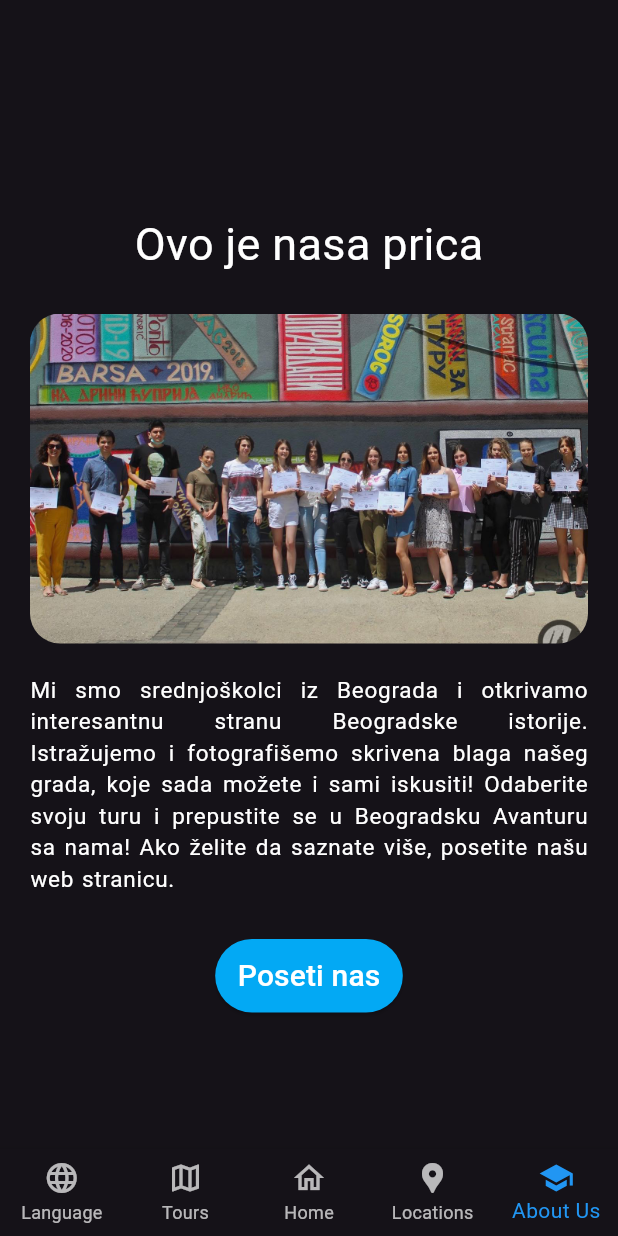
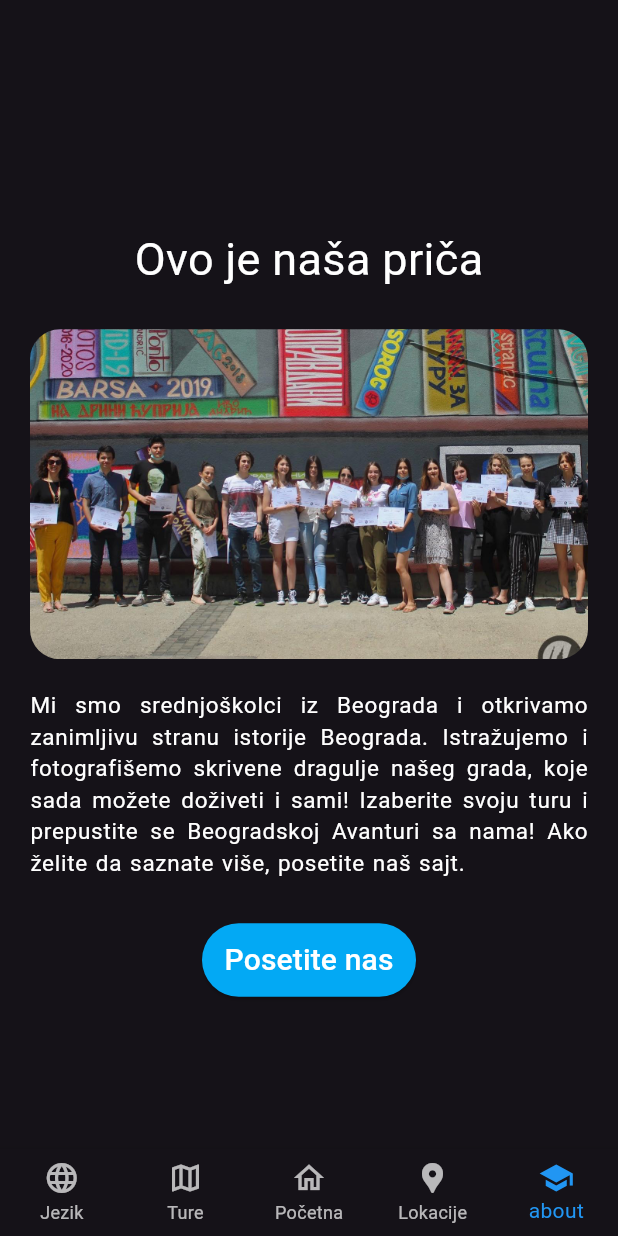
Before and after one commit to Eous638/beoturav2, a Flutter app: the screen it shows after launch, item 5 of the bottom bar chosen, on a phone screen of 412 x 824 dp. Run offline on Flutter 3.47's test engine with Material 3 defaults, Android fonts, the phone set to English and light mode, and no system bars; our stand-ins replace flutter_hooks, flutter_map, flutter_riverpod, geolocator, google_fonts, hooks_riverpod and 3 more; missing offline and left inert: flutter_map_location_marker, flutter_map_marker_cluster, flutter_mapbox_navigation; generated files the repository leaves out were written again; network calls fail.

Commit message:
Update app icons and dependencies

```diff
--- a/lib/classes/card_item.dart
+++ b/lib/classes/card_item.dart
@@ -1,11 +1,17 @@
+// ignore_for_file: non_constant_identifier_names
+
 abstract class CardItem {
   final String title;
+  final String title_en;
   final String imageUrl;
   final String description;
+  final String description_en;
 
   CardItem({
     required this.title,
+    required this.title_en,
     required this.imageUrl,
     required this.description,
+    required this.description_en,
   });
 }
--- a/lib/classes/loactions_class.dart
+++ b/lib/classes/loactions_class.dart
@@ -1,3 +1,5 @@
+// ignore_for_file: non_constant_identifier_names, duplicate_ignore
+
 import 'card_item.dart';
 
 class Location extends CardItem {
@@ -7,7 +9,10 @@ class Location extends CardItem {
   final int order;
   Location({
     required String title,
+    // ignore: non_constant_identifier_names
+    required String title_en,
     required String description,
+    required String description_en,
     required String imageUrl,
     required this.icon,
     required this.latitude,
@@ -15,14 +20,18 @@ class Location extends CardItem {
     required this.order,
   }) : super(
           title: title,
+          title_en: title_en,
           description: description,
+          description_en: description_en,
           imageUrl: imageUrl,
         );
 
   factory Location.fromJson(Map<String, dynamic> json) {
     return Location(
       title: json['title'],
+      title_en: json['title_en'],
       description: json['description'],
+      description_en: json['description_en'],
       imageUrl: json['image'],
       icon: json['icon'],
       latitude: double.parse(json['latitude']),
--- a/lib/classes/tours_class.dart
+++ b/lib/classes/tours_class.dart
@@ -1,3 +1,5 @@
+// ignore_for_file: non_constant_identifier_names
+
 import 'card_item.dart';
 import 'loactions_class.dart';
 
@@ -6,12 +8,16 @@ class Tour extends CardItem {
 
   Tour({
     required String title,
+    required String title_en,
     required String description,
+    required String description_en,
     required String imageUrl,
     required this.locations,
   }) : super(
           title: title,
+          title_en: title_en,
           description: description,
+          description_en: description_en,
           imageUrl: imageUrl,
         ) {
     locations.sort((a, b) => a.order.compareTo(b.order));
@@ -20,7 +26,9 @@ class Tour extends CardItem {
   factory Tour.fromJson(Map<String, dynamic> json) {
     return Tour(
       title: json['title'],
+      title_en: json['title_en'],
       description: json['description'],
+      description_en: json['description_en'],
       imageUrl: json['image'],
       locations: json['Place']
           .map<Location>((json) => Location.fromJson(json))
--- /dev/null
+++ b/lib/enums/language_enum.dart
@@ -0,0 +1,4 @@
+enum Language {
+  english,
+  serbian,
+}
--- /dev/null
+++ b/lib/l10n/localization_helper.dart
@@ -0,0 +1,62 @@
+import 'package:flutter_riverpod/flutter_riverpod.dart';
+import '../providers/language_provider.dart';
+
+// Assuming your Language enum is available globally
+import '../enums/language_enum.dart';
+
+class LocalizationHelper {
+  // Constructor to make this easy to use with WidgetRef
+  LocalizationHelper(this.ref);
+  final WidgetRef ref;
+
+  String translate(String key) {
+    final currentLanguage = ref.read(languageProvider);
+
+    switch (currentLanguage) {
+      case Language.english:
+        return _englishTranslations[key] ?? key; // Return English if available
+      case Language.serbian:
+        return _serbianTranslations[key] ?? key; // Return Serbian if available
+      default:
+        return key; // Fallback to the key itself
+    }
+  }
+
+  // Example translations (Replace with your actual data)
+  final _englishTranslations = {
+    'lang_screen': 'Language Screen',
+    'english': 'English',
+    'serbian': 'Serbian', // Add Serbian translation for 'Serbian
+    'language': 'Language',
+    'Tours': 'Tours',
+    'home': 'Home',
+    'locations': 'Locations',
+    'about us': 'About Us',
+    'begin tour': 'Begin Tour',
+    "our_story": "This is our story",
+    'about_text':
+        'We are high school students from Belgrade and we are discovering an interesting side of Belgrade history. We explore and photograph the hidden treasures of our city, which you can now experience for yourself! Choose your tour and indulge in the Belgrade Adventure with us! If you want to know more, visit our website.',
+    'visit us': 'Visit us',
+    'navigation': 'Navigation',
+    'begin journey': 'Begin Your Journey' // Add 'navigation' translation
+    // Add 'visit us' translation
+  };
+
+  final _serbianTranslations = {
+    'lang_screen': 'Jezici',
+    'english': 'Engleski',
+    'serbian': 'Srpski',
+    'language': 'Jezik',
+    'Tours': 'Ture',
+    'home': 'Početna',
+    'locations': 'Lokacije',
+    'about us': 'O nama',
+    'begin tour': 'Započni Turu',
+    "our_story": "Ovo je naša priča",
+    'about_text':
+        'Mi smo srednjoškolci iz Beograda i otkrivamo zanimljivu stranu istorije Beograda. Istražujemo i fotografišemo skrivene dragulje našeg grada, koje sada možete doživeti i sami! Izaberite svoju turu i prepustite se Beogradskoj Avanturi sa nama! Ako želite da saznate više, posetite naš sajt.', // Fix typo 'abut us' to 'O nama
+    'visit us': 'Posetite nas', // Add 'visit us' translation
+    'navigation': 'Navigacija',
+    'begin journey': 'Započnite Vaše Putovanje' // Add 'navigation' translation
+  };
+}
--- a/lib/main.dart
+++ b/lib/main.dart
@@ -1,13 +1,19 @@
+import 'package:beotura/enums/language_enum.dart';
 import 'package:beotura/providers/single_route_provider.dart';
 import 'package:flutter/material.dart';
 import 'screens/about_screen.dart';
 import 'screens/tours_screen.dart';
 import 'screens/locations_screen.dart';
+import 'screens/language_screen.dart';
 import 'package:geolocator/geolocator.dart';
 import 'screens/home_screen.dart';
 import 'package:flutter_hooks/flutter_hooks.dart';
 import 'package:google_fonts/google_fonts.dart';
 import 'package:hooks_riverpod/hooks_riverpod.dart';
+import '../l10n/localization_helper.dart';
+import './providers/language_provider.dart';
+
+import 'package:shared_preferences/shared_preferences.dart';
 
 void main() {
   runApp(const ProviderScope(child: MyApp()));
@@ -17,7 +23,7 @@ class MyApp extends StatefulHookConsumerWidget {
   const MyApp({super.key});
 
   static final List<Widget> _pages = <Widget>[
-    const Text('Language'),
+    const LanguageScreen(),
     const ToursScreen(),
     const HomeScreen(),
     const LocationScreen(),
@@ -45,12 +51,34 @@ class _MyAppState extends ConsumerState<MyApp> {
   @override
   void initState() {
     super.initState();
+    getLanguage();
   }
 
   @override
   void didChangeDependencies() async {
     super.didChangeDependencies();
     getCurrentPosition();
+  }
+
+  Future<void> getLanguage() async {
+    final SharedPreferences prefs = await SharedPreferences.getInstance();
+    final language = prefs.getString('language');
+    if (language != null) {
+      ref.read(languageProvider.notifier).update((state) {
+        if (language == Language.english.toString()) {
+          ref
+              .read(languageProvider.notifier)
+              .update((state) => Language.english);
+        } else {
+          ref
+              .read(languageProvider.notifier)
+              .update((state) => Language.serbian);
+        }
+        return state;
+      });
+    } else {
+      ref.read(languageProvider.notifier).update((state) => Language.serbian);
+    }
   }
 
   final scaffoldMessengerKey = GlobalKey<ScaffoldMessengerState>();
@@ -90,6 +118,10 @@ class _MyAppState extends ConsumerState<MyApp> {
   @override
   Widget build(BuildContext context) {
     final singleRoute = ref.watch(singleRouteProvider);
+    final l10n = LocalizationHelper(ref);
+    // ignore: unused_local_variable
+    final currentLanguage = ref.watch(languageProvider);
+
     if (_currentPosition != null) {
       singleRoute.originLatitude = _currentPosition!.latitude;
       singleRoute.originLongitude = _currentPosition!.longitude;
@@ -112,26 +144,26 @@ class _MyAppState extends ConsumerState<MyApp> {
       home: Scaffold(
         bottomNavigationBar: BottomNavigationBar(
           type: BottomNavigationBarType.fixed,
-          items: const <BottomNavigationBarItem>[
+          items: <BottomNavigationBarItem>[
             BottomNavigationBarItem(
-              icon: Icon(Icons.language_outlined),
-              label: 'Language',
+              icon: const Icon(Icons.language_outlined),
+              label: l10n.translate('language'),
             ),
             BottomNavigationBarItem(
-              icon: Icon(Icons.map_outlined),
-              label: 'Tours',
+              icon: const Icon(Icons.map_outlined),
+              label: l10n.translate('Tours'),
             ),
             BottomNavigationBarItem(
-              icon: Icon(Icons.home_outlined),
-              label: 'Home',
+              icon: const Icon(Icons.home_outlined),
+              label: l10n.translate('home'),
             ),
             BottomNavigationBarItem(
-              icon: Icon(Icons.location_pin),
-              label: 'Locations',
+              icon: const Icon(Icons.location_pin),
+              label: l10n.translate('locations'),
             ),
             BottomNavigationBarItem(
-              icon: Icon(Icons.school),
-              label: 'About Us',
+              icon: const Icon(Icons.school),
+              label: l10n.translate('about'),
             ),
           ],
           currentIndex: navigationState.value,
--- /dev/null
+++ b/lib/providers/language_provider.dart
@@ -0,0 +1,4 @@
+import 'package:flutter_riverpod/flutter_riverpod.dart';
+import '../enums/language_enum.dart';
+
+final languageProvider = StateProvider<Language>((ref) => Language.english);
--- a/lib/screens/about_screen.dart
+++ b/lib/screens/about_screen.dart
@@ -1,21 +1,24 @@
 import 'package:flutter/material.dart';
 import 'package:url_launcher/url_launcher.dart';
+import '../l10n/localization_helper.dart';
+import 'package:flutter_riverpod/flutter_riverpod.dart';
 
-class AboutScreen extends StatelessWidget {
+class AboutScreen extends ConsumerWidget {
   const AboutScreen({super.key});
 
   @override
-  Widget build(BuildContext context) {
+  Widget build(BuildContext context, WidgetRef ref) {
+    final l10n = LocalizationHelper(ref);
     return SingleChildScrollView(
       child: Column(
         mainAxisAlignment: MainAxisAlignment.start,
         crossAxisAlignment: CrossAxisAlignment.center,
         children: [
-          const Padding(
-            padding: EdgeInsets.only(bottom: 15, top: 50),
+          Padding(
+            padding: const EdgeInsets.only(bottom: 15, top: 50),
             child: Text(
-              'Ovo je nasa prica',
-              style: TextStyle(
+              l10n.translate('our_story'),
+              style: const TextStyle(
                 fontSize: 30,
                 fontWeight: FontWeight.normal,
               ),
@@ -33,13 +36,13 @@ class AboutScreen extends StatelessWidget {
               ),
             ),
           ),
-          const Padding(
-            padding: EdgeInsets.symmetric(vertical: 10, horizontal: 20),
+          Padding(
+            padding: const EdgeInsets.symmetric(vertical: 10, horizontal: 20),
             child: Text(
-              'Mi smo srednjoškolci iz Beograda i otkrivamo interesantnu stranu Beogradske istorije. Istražujemo i fotografišemo skrivena blaga našeg grada, koje sada možete i sami iskusiti! Odaberite svoju turu i prepustite se u Beogradsku Avanturu sa nama! Ako želite da saznate više, posetite našu web stranicu.',
+              l10n.translate('about_text'),
               textAlign: TextAlign.justify,
-              style:
-                  TextStyle(fontSize: 15, letterSpacing: 0.5, wordSpacing: 1),
+              style: const TextStyle(
+                  fontSize: 15, letterSpacing: 0.5, wordSpacing: 1),
             ),
           ),
           const SizedBox(
@@ -51,8 +54,8 @@ class AboutScreen extends StatelessWidget {
               backgroundColor: Colors.lightBlue,
               padding: const EdgeInsets.symmetric(horizontal: 15, vertical: 10),
             ),
-            child: const Text('Poseti nas',
-                style: TextStyle(
+            child: Text(l10n.translate('visit us'),
+                style: const TextStyle(
                   fontSize: 20,
                   color: Colors.white,
                 )),
--- a/lib/screens/locations_screen.dart
+++ b/lib/screens/locations_screen.dart
@@ -3,6 +3,7 @@ import "package:beotura/widget/list_widget.dart";
 import 'package:flutter_riverpod/flutter_riverpod.dart';
 import '../providers/tour_provider.dart';
 import '../classes/loactions_class.dart';
+import '../l10n/localization_helper.dart';
 
 class LocationScreen extends ConsumerWidget {
   const LocationScreen({
@@ -13,10 +14,13 @@ class LocationScreen extends ConsumerWidget {
   Widget build(BuildContext context, WidgetRef ref) {
     final AsyncValue<List<Location>> locations =
         ref.watch(locationProviderProvider);
+    final l10n = LocalizationHelper(ref);
+
     return Scaffold(
       appBar: AppBar(
-        title: const Text('Tours'),
-      ),
+          title: Text(
+        l10n.translate('locations'),
+      )),
       body: locations.when(
         loading: () => const Center(child: CircularProgressIndicator()),
         error: (error, stackTrace) => Center(child: Text('Error: $error')),
--- a/pubspec.yaml
+++ b/pubspec.yaml
@@ -31,8 +31,7 @@ dependencies:
   flutter_map_location_marker: any
   flutter_map_marker_cluster: any
   flutter_mapbox_navigation: any
-  flutter_launcher_icons: "^0.13.1"
-
+  shared_preferences: ^2.2.2
 dev_dependencies:
   flutter_test:
     sdk: flutter
@@ -42,6 +41,7 @@ dev_dependencies:
   build_runner: ^2.4.8
   custom_lint: ^0.6.2
   riverpod_lint: ^2.3.9
+  flutter_launcher_icons: ^0.13.1
 
 flutter:
   # The following line ensures that the Material Icons font is
@@ -52,6 +52,7 @@ flutter:
   # To add assets to your application, add an assets section, like this:
   assets:
     - images/beoturaEkipa.png
+    - images/adaptive-icon.png
 flutter_launcher_icons:
   android: "launcher_icon"
   ios: true
```
Also changed, not shown: lib/screens/details_screen.dart (+27 -17 lines), lib/screens/home_screen.dart (+11 -4 lines), lib/screens/language_screen.dart (added, +59 -0 lines), lib/screens/navigation_screen.dart (+25 -15 lines), lib/screens/tours_screen.dart (+6 -1 lines), lib/widget/list_widget.dart (+12 -3 lines), images/adaptive-icon.png, pubspec.lock, 29 other files.
